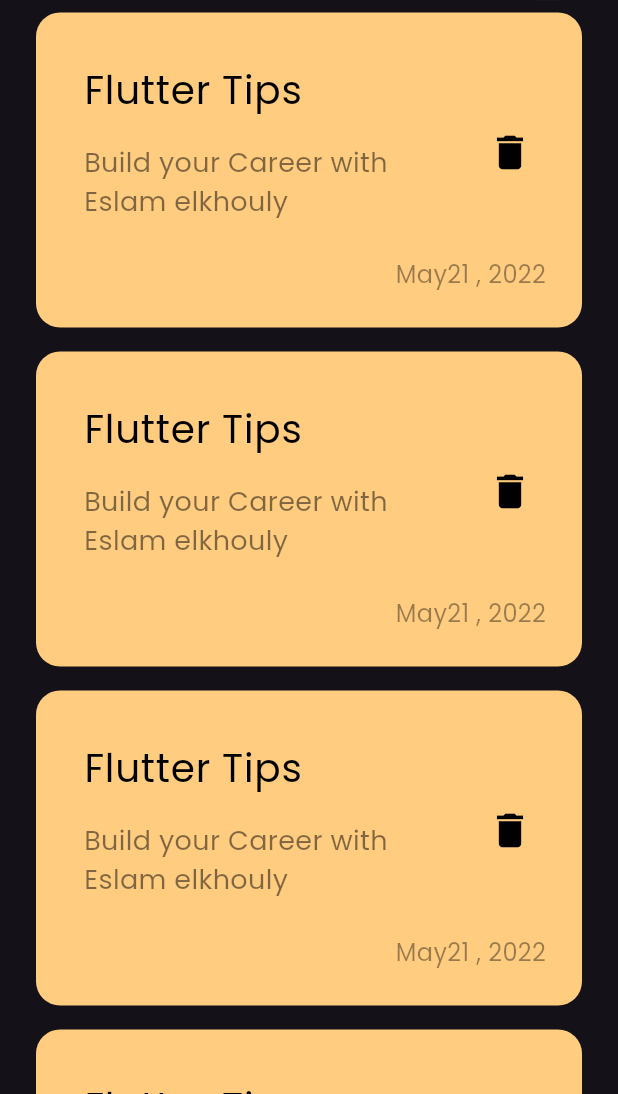
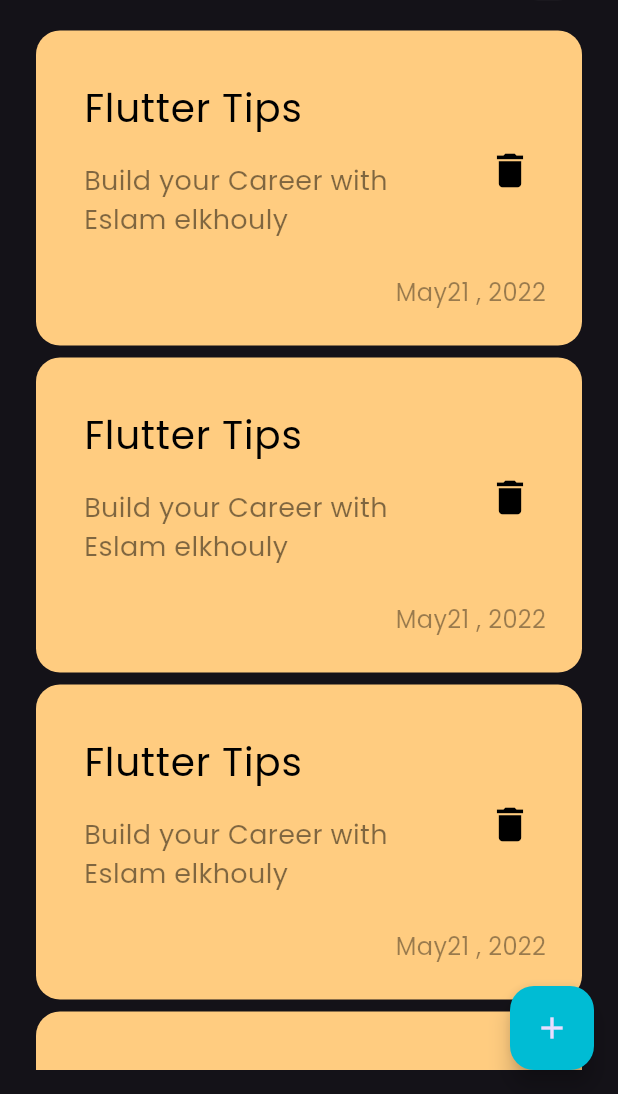
Before and after one commit to Eslamadelelkhouly/notesapp, a Flutter app: the screen it shows after launch, on a phone screen of 412 x 824 dp, the part 142-1236 px from its top. Run offline on Flutter 3.47's test engine with Material 3 defaults, Android fonts, the phone set to English and light mode, and no system bars.

Commit message:
add_note_button_sheet

```diff
--- a/lib/views/notes_view.dart
+++ b/lib/views/notes_view.dart
@@ -1,13 +1,26 @@
 import 'package:flutter/material.dart';
-import 'package:notesapp/views/widgets/notes_view_body.dart';
+import 'package:notesapp/widgets/add_note_button_sheet.dart';
+import 'package:notesapp/widgets/notes_view_body.dart';
 
 class NotesView extends StatelessWidget {
   const NotesView({super.key});
 
   @override
   Widget build(BuildContext context) {
-    return const Scaffold(
-      body: NotesViewBody(),
+    return Scaffold(
+      floatingActionButton: FloatingActionButton(
+        onPressed: () {
+          showModalBottomSheet(
+            context: context,
+            builder: (context) {
+              return AddNoteButtonSheet();
+            },
+          );
+        },
+        child: Icon(Icons.add),
+        backgroundColor: Colors.cyan,
+      ),
+      body: const NotesViewBody(),
     );
   }
 }
--- a/lib/views/widgets/notes_list_view.dart
+++ /dev/null
@@ -1,18 +0,0 @@
-import 'package:flutter/material.dart';
-import 'package:notesapp/views/widgets/notes_item.dart';
-
-class NotesListView extends StatelessWidget {
-  const NotesListView({super.key});
-
-  @override
-  Widget build(BuildContext context) {
-    return ListView.builder(
-      itemBuilder: (context, index) {
-        return Padding(
-          padding: const EdgeInsets.symmetric(vertical: 8),
-          child: const NotesItem(),
-        );
-      },
-    );
-  }
-}
--- a/lib/views/widgets/custom_appbar.dart
+++ b/lib/widgets/custom_appbar.dart
@@ -1,5 +1,5 @@
 import 'package:flutter/material.dart';
-import 'package:notesapp/views/widgets/custom_search_icon.dart';
+import 'package:notesapp/widgets/custom_search_icon.dart';
 
 class CustomAppbar extends StatelessWidget {
   const CustomAppbar({super.key});
--- /dev/null
+++ b/lib/widgets/notes_list_view.dart
@@ -0,0 +1,22 @@
+import 'package:flutter/material.dart';
+import 'package:notesapp/widgets/notes_item.dart';
+
+class NotesListView extends StatelessWidget {
+  const NotesListView({super.key});
+
+  @override
+  Widget build(BuildContext context) {
+    return Padding(
+      padding: const EdgeInsets.symmetric(vertical: 16),
+      child: ListView.builder(
+        padding: EdgeInsets.zero,
+        itemBuilder: (context, index) {
+          return Padding(
+            padding: const EdgeInsets.symmetric(vertical: 4),
+            child: const NotesItem(),
+          );
+        },
+      ),
+    );
+  }
+}
--- a/lib/views/widgets/notes_view_body.dart
+++ b/lib/widgets/notes_view_body.dart
@@ -1,9 +1,9 @@
 import 'package:flutter/cupertino.dart';
 import 'package:flutter/material.dart';
 import 'package:flutter/widgets.dart';
-import 'package:notesapp/views/widgets/custom_appbar.dart';
-import 'package:notesapp/views/widgets/notes_item.dart';
-import 'package:notesapp/views/widgets/notes_list_view.dart';
+import 'package:notesapp/widgets/custom_appbar.dart';
+import 'package:notesapp/widgets/notes_item.dart';
+import 'package:notesapp/widgets/notes_list_view.dart';
 
 class NotesViewBody extends StatelessWidget {
   const NotesViewBody({super.key});
```
Also changed, not shown: lib/widgets/add_note_button_sheet.dart (added, +10 -0 lines), lib/widgets/custom_search_icon.dart (renamed from lib/views/widgets/custom_search_icon.dart), lib/widgets/notes_item.dart (renamed from lib/views/widgets/notes_item.dart).
